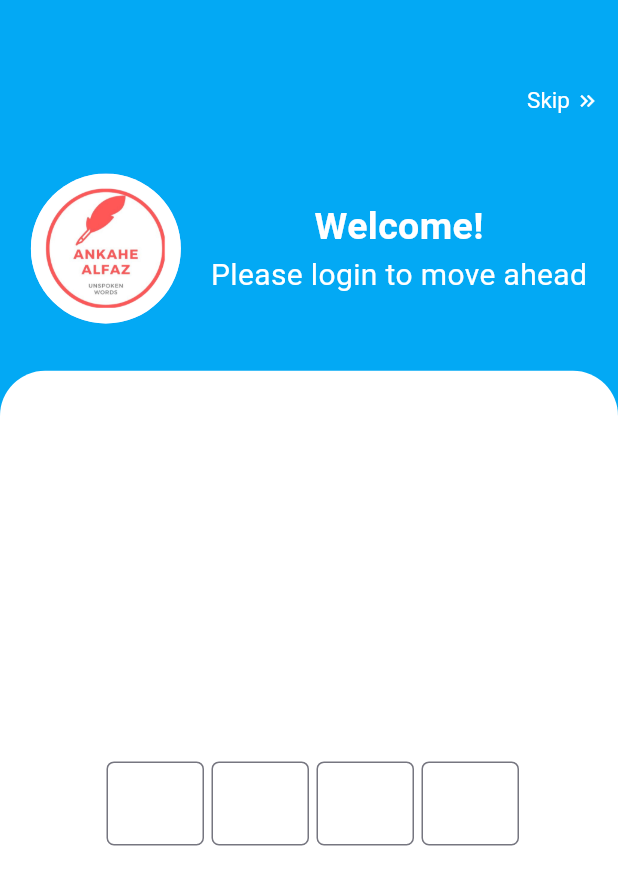
After one commit to Vaishnavitripathi1003/MediaApp, a Flutter app: the screen it shows after launch, after a tap on "OTP", on a phone screen of 412 x 824 dp. The commit adds this screen. Shown: the top 885 px of the screen. Run offline on Flutter 3.47's test engine with Material 3 defaults, Android fonts, the phone set to English and light mode, and no system bars; network calls fail.

Commit message:
Signed-off-by: Vaishnavi1003 <vaishnavitripathi1003@gmail.com>

```diff
--- a/lib/Screens/DashBorad/dashboard.dart
+++ b/lib/Screens/DashBorad/dashboard.dart
@@ -74,7 +74,7 @@ class _DashboardState extends State<Dashboard>
       child: Scaffold(
         appBar: AppBar(
           automaticallyImplyLeading: false,
-          backgroundColor: Colors.pink,
+          backgroundColor: Colors.blue,
           title: Row(
             mainAxisAlignment: MainAxisAlignment.spaceBetween,
             children: [
--- /dev/null
+++ b/lib/Screens/Home/OtpReadScreen.dart
@@ -0,0 +1,269 @@
+import 'package:flutter/material.dart';
+import 'package:flutter/services.dart';
+
+import '../DashBorad/dashboard.dart';
+
+class OtpReadScreen extends StatefulWidget {
+  const OtpReadScreen({Key? key}) : super(key: key);
+
+  @override
+  State<OtpReadScreen> createState() => _OtpReadScreenState();
+}
+
+class _OtpReadScreenState extends State<OtpReadScreen> {
+  late TextEditingController op1;
+  late TextEditingController op2;
+  late TextEditingController op3;
+  late TextEditingController op4;
+
+  late FocusNode op1FocusNode;
+  late FocusNode op2FocusNode;
+  late FocusNode op3FocusNode;
+  late FocusNode op4FocusNode;
+
+  @override
+  void initState() {
+    super.initState();
+    op1 = TextEditingController();
+    op2 = TextEditingController();
+    op3 = TextEditingController();
+    op4 = TextEditingController();
+
+    op1FocusNode = FocusNode();
+    op2FocusNode = FocusNode();
+    op3FocusNode = FocusNode();
+    op4FocusNode = FocusNode();
+  }
+
+  @override
+  void dispose() {
+    op1.dispose();
+    op2.dispose();
+    op3.dispose();
+    op4.dispose();
+
+    op1FocusNode.dispose();
+    op2FocusNode.dispose();
+    op3FocusNode.dispose();
+    op4FocusNode.dispose();
+    super.dispose();
+  }
+
+  void _moveToNextField(String value, FocusNode currentNode, FocusNode nextNode) {
+    if (value.length == 1) {
+      currentNode.unfocus();
+      nextNode.requestFocus();
+    }
+  }
+
+  @override
+  Widget build(BuildContext context) {
+    final screenWidth = MediaQuery.of(context).size.width;
+    final screenHeight = MediaQuery.of(context).size.height;
+
+    return Scaffold(
+      body: Stack(
+        children: [
+          Container(
+            color: Colors.lightBlue,
+            child: Column(
+              crossAxisAlignment: CrossAxisAlignment.stretch,
+              mainAxisSize: MainAxisSize.max,
+              children: [
+                Padding(
+                  padding: EdgeInsets.symmetric(horizontal: 0),
+                  child: Container(
+                    width: screenWidth,
+                    child: Column(
+                      children: [
+                        Padding(
+                          padding: EdgeInsets.only(
+                            top: screenHeight * 0.07,
+                            right: screenWidth * 0.03,
+                          ),
+                          child: Container(
+                            alignment: Alignment.topRight,
+                            child: GestureDetector(
+                              child: RichText(
+                                text: TextSpan(
+                                  children: [
+                                    TextSpan(
+                                      text: "Skip ",
+                                      style: TextStyle(fontSize: 15),
+                                    ),
+                                    WidgetSpan(
+                                      child: Icon(
+                                        Icons
+                                            .keyboard_double_arrow_right_outlined,
+                                        size: 16,
+                                        color: Colors.white,
+                                      ),
+                                    ),
+                                  ],
+                                ),
+                              ),
+                              onTap: () {
+                                Navigator.push(
+                                  context,
+                                  MaterialPageRoute(
+                                    builder: (context) => Dashboard(),
+                                  ),
+                                );
+                              },
+                            ),
+                          ),
+                        ),
+                        SizedBox(
+                          height: 40,
+                        ),
+                        Row(
+                          mainAxisAlignment: MainAxisAlignment.center,
+                          children: [
+                            CircleAvatar(
+                              radius: 50,
+                              backgroundImage:
+                              AssetImage("images/newlogo.jpeg"),
+                            ),
+                            SizedBox(
+                              width: 20,
+                            ),
+                            Column(
+                              children: [
+                                Container(
+                                  child: Text(
+                                    "Welcome!",
+                                    style: TextStyle(
+                                      fontWeight: FontWeight.bold,
+                                      color: Colors.white,
+                                      fontSize: 25,
+                                    ),
+                                  ),
+                                ),
+                                Container(
+                                  child: Text(
+                                    "Please login to move ahead",
+                                    style: TextStyle(
+                                      color: Colors.white,
+                                      fontSize: 20,
+                                    ),
+                                  ),
+                                ),
+                              ],
+                            )
+                          ],
+                        ),
+                      ],
+                    ),
+                  ),
+                ),
+              ],
+            ),
+          ),
+          Padding(
+            padding: EdgeInsets.only(top: screenHeight * 0.3),
+            child: Container(
+              decoration: BoxDecoration(
+                borderRadius: BorderRadius.only(
+                  topRight: Radius.circular(30),
+                  topLeft: Radius.circular(30),
+                ),
+                color: Colors.white,
+              ),
+              child: Row(
+                mainAxisAlignment: MainAxisAlignment.center,
+                crossAxisAlignment: CrossAxisAlignment.stretch,
+                children: [
+                  Row(
+                    mainAxisAlignment: MainAxisAlignment.center,
+                    children: [
+                      Container(
+                        padding: EdgeInsets.only(left: 5),
+                        width: 70,
+                        child: TextField(
+                          controller: op1,
+                          focusNode: op1FocusNode,
+                          decoration: InputDecoration(
+                            border: OutlineInputBorder(
+                                borderRadius: BorderRadius.circular(5)),
+                          ),
+                          keyboardType: TextInputType.number,
+                          inputFormatters: <TextInputFormatter>[
+                            FilteringTextInputFormatter.digitsOnly
+                          ],
+                          onChanged: (value) =>
+                              _moveToNextField(value, op1FocusNode, op2FocusNode),
+                        ),
+                      ),
+                      Container(
+                        padding: EdgeInsets.only(left: 5),
+                        width: 70,
+                        child: TextField(
+                          controller: op2,
+                          focusNode: op2FocusNode,
+                          decoration: InputDecoration(
+                            border: OutlineInputBorder(
+                                borderRadius: BorderRadius.circular(5)),
+                          ),
+                          keyboardType: TextInputType.number,
+                          inputFormatters: <TextInputFormatter>[
+                            FilteringTextInputFormatter.digitsOnly
+                          ],
+                          onChanged: (value) =>
+                              _moveToNextField(value, op2FocusNode, op3FocusNode),
+                        ),
+                      ),
+                      Container(
+                        padding: EdgeInsets.only(left: 5),
+                        width: 70,
+                        child: TextField(
+                          controller: op3,
+                          focusNode: op3FocusNode,
+
+                          decoration: InputDecoration(
+                            border: OutlineInputBorder(
+                                borderRadius: BorderRadius.circular(5)),
+                          ),
+                          keyboardType: TextInputType.number,
+                          inputFormatters: <TextInputFormatter>[
+                            FilteringTextInputFormatter.digitsOnly
+                          ],
+                          onChanged: (value) =>
+                              _moveToNextField(value, op3FocusNode, op4FocusNode),
+                        ),
+                      ),
+                      Container(
+                        padding: EdgeInsets.only(left: 5),
+                        width: 70,
+                        child: TextField(
+                          controller: op4,
+                          focusNode: op4FocusNode,
+
+                          decoration: InputDecoration(
+                            border: OutlineInputBorder(
+                                borderRadius: BorderRadius.circular(5)),
+                          ),
+                          keyboardType: TextInputType.number,
+                          inputFormatters: <TextInputFormatter>[
+                            FilteringTextInputFormatter.digitsOnly
+                          ],
+                              onChanged: (value) {
+                            if (value.length == 1) {
+                              Navigator.push(
+                                context,
+                                MaterialPageRoute(builder: (context) => Dashboard()),
+                              );
+                            }
+                          },
+                        ),
+                      ),
+                    ],
+                  ),
+                ],
+              ),
+            ),
+          )
+        ],
+      ),
+    );
+  }
+}
--- a/lib/Screens/Home/Profile.dart
+++ b/lib/Screens/Home/Profile.dart
@@ -41,7 +41,7 @@ class _ProfileState extends State<Profile> {
                         bottomLeft: Radius.circular(30), // Adjust as needed
                         bottomRight: Radius.circular(30), // Adjust as needed
                       ),
-                      color: Colors.pink,
+                      color: Colors.blue,
                     ),
 
                       child: Column(
--- a/lib/Screens/Home/Search.dart
+++ b/lib/Screens/Home/Search.dart
@@ -41,7 +41,7 @@ class _SearchState extends State<Search> {
       body: Stack(
         children: [
           Container(
-            color: Colors.pink,
+            color: Colors.blue,
             child: Column(
               crossAxisAlignment: CrossAxisAlignment.stretch,
               mainAxisSize: MainAxisSize.max,
@@ -51,7 +51,7 @@ class _SearchState extends State<Search> {
                   child:   Container(
                     width: screenWidth,
                     height: screenHeight*0.25,
-                    color: Colors.pink,
+                    color: Colors.blue,
                     child: Column(
                       children: [
                         Padding(
--- a/lib/Screens/UserProfileScreen.dart
+++ b/lib/Screens/UserProfileScreen.dart
@@ -1,6 +1,7 @@
 import 'package:flutter/material.dart';
 import 'package:flutter/services.dart';
 import 'package:mydiary/Screens/DashBorad/dashboard.dart';
+import 'package:mydiary/Screens/Home/OtpReadScreen.dart';
 
 import 'Home/Search.dart';
 
@@ -12,11 +13,14 @@ class UserProfile extends StatefulWidget {
 }
 
 class _UserProfileState extends State<UserProfile> {
+   TextEditingController textEditingContoller=new TextEditingController();
+   bool isMobileValid = false;
   @override
   Widget build(BuildContext context) {
     final screenWidth = MediaQuery.of(context).size.width;
     final screenHeight = MediaQuery.of(context).size.height;
 
+    var containerColor = isMobileValid ? Colors.green : Colors.black26;
     return Scaffold(
       /* appBar: AppBar(
         backgroundColor: Colors.pink,
@@ -24,7 +28,7 @@ class _UserProfileState extends State<UserProfile> {
       body: Stack(
         children: [
           Container(
-            color: Colors.pink,
+            color: Colors.lightBlue,
             child: Column(
               crossAxisAlignment: CrossAxisAlignment.stretch,
               mainAxisSize: MainAxisSize.max,
@@ -33,16 +37,6 @@ class _UserProfileState extends State<UserProfile> {
                   padding: EdgeInsets.symmetric(horizontal: 0),
                   child: Container(
                     width: screenWidth,
-/*
-                    decoration: BoxDecoration
-                      (
-                      borderRadius: BorderRadius.only(
-                        bottomLeft: Radius.circular(30), // Adjust as needed
-                        bottomRight: Radius.circular(30), // Adjust as needed
-                      ),
-                      color: Colors.pink,
-                    ),*/
-
                     child: Column(
                       children: [
                         Padding(
@@ -85,14 +79,12 @@ class _UserProfileState extends State<UserProfile> {
                         Row(
                           mainAxisAlignment: MainAxisAlignment.center,
                           children: [
-                            Container(
-                              child: CircleAvatar(
-                                child: Icon(
-                                  Icons.person,
-                                  size: 20,
-                                ),
-                              ),
-                            ),
+
+
+                            CircleAvatar(
+                                radius: 50, // Adjust the radius as needed
+                                backgroundImage: AssetImage("images/newlogo.jpeg"),  ),
+
                             SizedBox(
                               width: 20,
                             ),
@@ -143,6 +135,7 @@ class _UserProfileState extends State<UserProfile> {
                         left: screenWidth * 0.05,
                         right: screenWidth * 0.05),
                     child: TextField(
+                      controller:textEditingContoller,
                       decoration: InputDecoration(
                         border: OutlineInputBorder(
                             borderRadius: BorderRadius.circular(5)),
@@ -153,7 +146,8 @@ class _UserProfileState extends State<UserProfile> {
                       keyboardType: TextInputType.number,
                       inputFormatters: <TextInputFormatter>[
                         FilteringTextInputFormatter.digitsOnly
-                      ], // Only numbers can be entered
+                      ],
+                      onChanged: change,// Only numbers can be entered
                     ),
                   ),
 
@@ -168,12 +162,15 @@ class _UserProfileState extends State<UserProfile> {
                         decoration: BoxDecoration(
                             borderRadius: BorderRadius.circular(5),
                             border: Border.all(
-                                color: Colors.black26,
+                                color: containerColor,
                                 width: 2,
                                 style: BorderStyle.solid,
-                                strokeAlign: BorderSide.strokeAlignOutside),color: Colors.black26,),   // Border from all sides)
+                                strokeAlign: BorderSide.strokeAlignOutside),color: containerColor),   // Border from all sides)
 
-                        child:Row(
+                        child:
+
+                        GestureDetector(
+                          child: Row(
                             mainAxisAlignment: MainAxisAlignment.center,
                             children: [
                               Text("OTP",style: TextStyle(
@@ -181,7 +178,15 @@ class _UserProfileState extends State<UserProfile> {
                               ),
                                 textAlign: TextAlign.center,),
                             ],
+                          ) ,
+                          onTap: (){
+                            Navigator.push(
+                              context,
+                              MaterialPageRoute(builder: (context) => OtpReadScreen()),
+                            );
+                          },
                         )
+
                       ),
 
                   ),
@@ -246,4 +251,21 @@ class _UserProfileState extends State<UserProfile> {
       ),
     );
   }
+
+  void change(String value) {
+    if(textEditingContoller.text.isEmpty || textEditingContoller.text.length<10)
+    {
+
+      setState(() {
+        isMobileValid = false;
+      });
     }
+    else
+      {
+        setState(() {
+          isMobileValid = true;
+
+        });
+      }
+      }
+  }
--- a/lib/main.dart
+++ b/lib/main.dart
@@ -2,6 +2,7 @@ import 'package:flutter/material.dart';
 import 'package:mydiary/Screens/DashBorad/dashboard.dart';
 import 'package:mydiary/Screens/Home/home_screen.dart';
 import 'package:mydiary/Screens/LanguageScreen.dart';
+import 'package:mydiary/Screens/UserProfileScreen.dart';
 
 import 'Screens/Home/Profile.dart';
 import 'Screens/Home/Search.dart';
@@ -23,7 +24,7 @@ class MyApp extends StatelessWidget {
         colorScheme: ColorScheme.fromSeed(seedColor: Colors.indigo),
         useMaterial3: true,
       ),
-      home: const LanguageScreen(),
+      home: const UserProfile(),
       debugShowCheckedModeBanner: false,
     );
   }
```
Also changed, not shown: images/ankahealfaz.png (added), images/newlogo.jpeg (added). Lines whose indentation alone changed are shown as unchanged.
